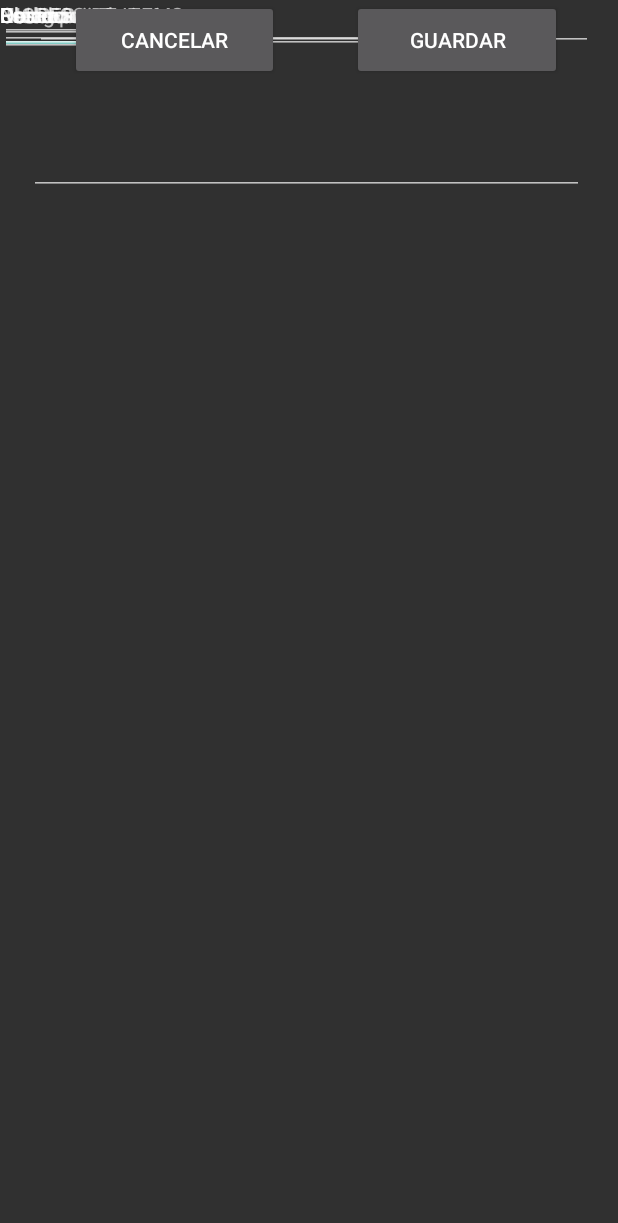
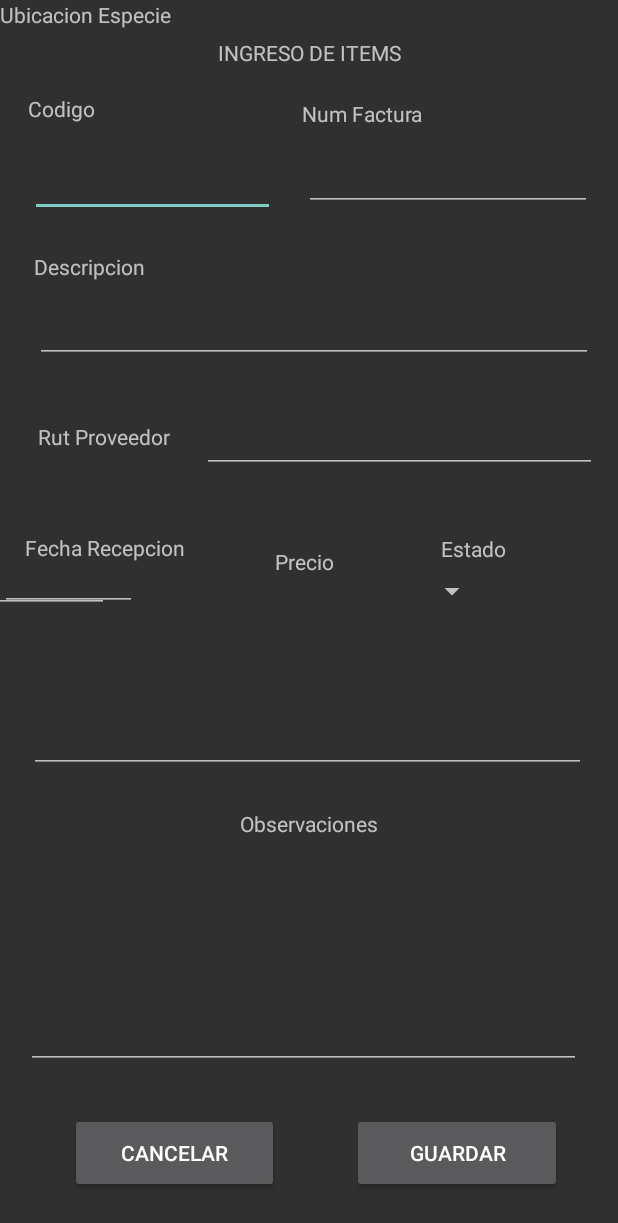
Before and after one commit to JehielMunoz/proyecto-semestral, an Android app: the add_item screen opened directly, with no data from a screen before it, on a phone screen of 412 x 824 dp. Shown: the top 1223 px of the screen. Run offline under Robolectric (Android 15) with nearby library versions, the phone set to English and light mode, and no system bars.

Commit message:
... 07-05 v3

```diff
--- a/app/src/main/res/drawable/btnpress.xml
+++ b/app/src/main/res/drawable/btnpress.xml
@@ -1,4 +1,6 @@
 <?xml version="1.0" encoding="utf-8"?>
 <selector xmlns:android="http://schemas.android.com/apk/res/android">
 
+
+
 </selector>
--- a/app/src/main/res/layout/activity_add_item.xml
+++ b/app/src/main/res/layout/activity_add_item.xml
@@ -4,38 +4,43 @@
     xmlns:tools="http://schemas.android.com/tools"
     android:layout_width="match_parent"
     android:layout_height="match_parent"
+
     tools:context=".add_item">
 
     <TextView
         android:id="@+id/textView3"
         android:layout_width="wrap_content"
         android:layout_height="wrap_content"
+        android:layout_marginTop="25dp"
         android:text="INGRESO DE ITEMS"
-        tools:ignore="MissingConstraints"
-        tools:layout_editor_absoluteX="144dp"
-        tools:layout_editor_absoluteY="16dp" />
+        app:layout_constraintEnd_toEndOf="parent"
+        app:layout_constraintStart_toStartOf="parent"
+        app:layout_constraintTop_toTopOf="parent"
+        tools:ignore="MissingConstraints" />
 
     <Button
         android:id="@+id/btnCancelar"
         android:layout_width="139dp"
         android:layout_height="53dp"
         android:text="Cancelar"
+        app:layout_constraintBottom_toBottomOf="parent"
         app:layout_constraintEnd_toEndOf="parent"
         app:layout_constraintHorizontal_bias="0.172"
         app:layout_constraintStart_toStartOf="parent"
-        tools:ignore="MissingConstraints"
-        tools:layout_editor_absoluteY="651dp" />
+        app:layout_constraintTop_toBottomOf="@+id/observacionIngreso"
+        tools:ignore="MissingConstraints" />
 
     <Button
         android:id="@+id/btnGuardar"
         android:layout_width="140dp"
         android:layout_height="53dp"
         android:text="Guardar"
+        app:layout_constraintBottom_toBottomOf="parent"
         app:layout_constraintEnd_toEndOf="parent"
         app:layout_constraintHorizontal_bias="0.564"
         app:layout_constraintStart_toEndOf="@+id/btnCancelar"
-        tools:ignore="MissingConstraints"
-        tools:layout_editor_absoluteY="651dp" />
+        app:layout_constraintTop_toBottomOf="@+id/observacionIngreso"
+        tools:ignore="MissingConstraints" />
 
     <EditText
         android:id="@+id/codigoItem"
@@ -43,56 +48,79 @@
         android:layout_height="36dp"
         android:ems="10"
         android:inputType="number"
-        tools:ignore="MissingConstraints"
-        tools:layout_editor_absoluteX="16dp"
-        tools:layout_editor_absoluteY="88dp" />
+        app:layout_constraintBottom_toTopOf="@+id/descripItem"
+        app:layout_constraintEnd_toStartOf="@+id/numFactura"
+        app:layout_constraintStart_toStartOf="parent"
+        app:layout_constraintTop_toBottomOf="@+id/textView3"
+        tools:ignore="MissingConstraints" />
 
     <EditText
         android:id="@+id/numFactura"
-        android:layout_width="167dp"
-        android:layout_height="38dp"
+        android:layout_width="192dp"
+        android:layout_height="36dp"
         android:ems="10"
         android:inputType="number"
-        tools:ignore="MissingConstraints"
-        tools:layout_editor_absoluteX="222dp"
-        tools:layout_editor_absoluteY="86dp" />
+        app:layout_constraintBottom_toTopOf="@+id/descripItem"
+        app:layout_constraintEnd_toEndOf="parent"
+        app:layout_constraintHorizontal_bias="0.922"
+        app:layout_constraintStart_toStartOf="parent"
+        app:layout_constraintTop_toBottomOf="@+id/textView5"
+        app:layout_constraintVertical_bias="0.222"
+        tools:ignore="MissingConstraints" />
 
     <TextView
         android:id="@+id/textView5"
         android:layout_width="wrap_content"
         android:layout_height="wrap_content"
         android:text="Num Factura"
-        tools:ignore="MissingConstraints"
-        tools:layout_editor_absoluteX="229dp"
-        tools:layout_editor_absoluteY="60dp" />
+        app:layout_constraintBottom_toTopOf="@+id/textView9"
+        app:layout_constraintEnd_toEndOf="parent"
+        app:layout_constraintHorizontal_bias="0.516"
+        app:layout_constraintStart_toEndOf="@+id/codigoIngresoItem"
+        app:layout_constraintTop_toBottomOf="@+id/textView3"
+        app:layout_constraintVertical_bias="0.07"
+        tools:ignore="MissingConstraints" />
 
     <TextView
-        android:id="@+id/textView4"
+        android:id="@+id/codigoIngresoItem"
         android:layout_width="wrap_content"
         android:layout_height="wrap_content"
+        android:layout_marginTop="16dp"
         android:text="Codigo"
-        tools:ignore="MissingConstraints"
-        tools:layout_editor_absoluteX="16dp"
-        tools:layout_editor_absoluteY="60dp" />
+        app:layout_constraintBottom_toTopOf="@+id/codigoItem"
+        app:layout_constraintEnd_toEndOf="parent"
+        app:layout_constraintHorizontal_bias="0.051"
+        app:layout_constraintStart_toStartOf="parent"
+        app:layout_constraintTop_toBottomOf="@+id/textView3"
+        app:layout_constraintVertical_bias="0.066"
+        tools:ignore="MissingConstraints" />
 
     <TextView
         android:id="@+id/textView7"
         android:layout_width="wrap_content"
         android:layout_height="wrap_content"
         android:text="Rut Proveedor"
-        tools:ignore="MissingConstraints"
-        tools:layout_editor_absoluteX="23dp"
-        tools:layout_editor_absoluteY="244dp" />
+        app:layout_constraintBottom_toTopOf="@+id/textView8"
+        app:layout_constraintEnd_toStartOf="@+id/rutProveedor"
+        app:layout_constraintHorizontal_bias="0.547"
+        app:layout_constraintStart_toStartOf="parent"
+        app:layout_constraintTop_toBottomOf="@+id/descripItem"
+        app:layout_constraintVertical_bias="0.421"
+        tools:ignore="MissingConstraints" />
 
     <EditText
         android:id="@+id/rutProveedor"
-        android:layout_width="272dp"
-        android:layout_height="36dp"
+        android:layout_width="263dp"
+        android:layout_height="31dp"
         android:ems="10"
         android:inputType="numberDecimal"
-        tools:ignore="MissingConstraints"
-        tools:layout_editor_absoluteX="127dp"
-        tools:layout_editor_absoluteY="234dp" />
+        app:layout_constraintBottom_toTopOf="@+id/textView9"
+        app:layout_constraintEnd_toEndOf="parent"
+        app:layout_constraintHorizontal_bias="0.905"
+        app:layout_constraintStart_toStartOf="parent"
+        app:layout_constraintTop_toBottomOf="@+id/descripItem"
+        app:layout_constraintVertical_bias="0.463"
+        tools:ignore="MissingConstraints" />
 
     <EditText
         android:id="@+id/descripItem"
@@ -100,20 +128,25 @@
         android:layout_height="34dp"
         android:ems="10"
         android:inputType="number"
+        app:layout_constraintBottom_toTopOf="@+id/textView9"
         app:layout_constraintEnd_toEndOf="parent"
         app:layout_constraintHorizontal_bias="0.589"
         app:layout_constraintStart_toStartOf="parent"
-        tools:ignore="MissingConstraints"
-        tools:layout_editor_absoluteY="179dp" />
+        app:layout_constraintTop_toBottomOf="@+id/textView5"
+        tools:ignore="MissingConstraints" />
 
     <TextView
         android:id="@+id/textView6"
         android:layout_width="wrap_content"
         android:layout_height="wrap_content"
         android:text="Descripcion"
-        tools:ignore="MissingConstraints"
-        tools:layout_editor_absoluteX="21dp"
-        tools:layout_editor_absoluteY="150dp" />
+        app:layout_constraintBottom_toTopOf="@+id/descripItem"
+        app:layout_constraintEnd_toEndOf="parent"
+        app:layout_constraintHorizontal_bias="0.068"
+        app:layout_constraintStart_toStartOf="parent"
+        app:layout_constraintTop_toBottomOf="@+id/codigoItem"
+        app:layout_constraintVertical_bias="0.533"
+        tools:ignore="MissingConstraints" />
 
     <EditText
         android:id="@+id/observacionIngreso"
@@ -121,30 +154,42 @@
         android:layout_height="130dp"
         android:ems="10"
         android:inputType="text"
+        app:layout_constraintBottom_toBottomOf="parent"
         app:layout_constraintEnd_toEndOf="parent"
-        app:layout_constraintHorizontal_bias="0.463"
+        app:layout_constraintHorizontal_bias="0.414"
         app:layout_constraintStart_toStartOf="parent"
-        tools:ignore="MissingConstraints"
-        tools:layout_editor_absoluteY="511dp" />
+        app:layout_constraintTop_toBottomOf="@+id/precioItem"
+        app:layout_constraintVertical_bias="0.612"
+        tools:ignore="MissingConstraints" />
 
     <TextView
         android:id="@+id/textView11"
         android:layout_width="wrap_content"
         android:layout_height="wrap_content"
         android:text="Observaciones"
-        tools:ignore="MissingConstraints"
-        tools:layout_editor_absoluteX="17dp"
-        tools:layout_editor_absoluteY="480dp" />
+        app:layout_constraintBottom_toTopOf="@+id/observacionIngreso"
+        app:layout_constraintEnd_toEndOf="parent"
+        app:layout_constraintStart_toStartOf="parent"
+        app:layout_constraintTop_toBottomOf="@+id/ubicacionItem"
+        tools:ignore="MissingConstraints" />
 
     <EditText
         android:id="@+id/ubicacionItem"
         android:layout_width="371dp"
         android:layout_height="33dp"
+        android:layout_marginStart="10dp"
+        android:layout_marginLeft="10dp"
+        android:layout_marginEnd="10dp"
+        android:layout_marginRight="10dp"
         android:ems="10"
         android:inputType="text"
         android:text=""
-        tools:layout_editor_absoluteX="19dp"
-        tools:layout_editor_absoluteY="429dp"
+        app:layout_constraintBottom_toTopOf="@+id/observacionIngreso"
+        app:layout_constraintEnd_toEndOf="parent"
+        app:layout_constraintHorizontal_bias="0.45"
+        app:layout_constraintStart_toStartOf="parent"
+        app:layout_constraintTop_toBottomOf="@+id/precioItem"
+        app:layout_constraintVertical_bias="0.526"
         tools:ignore="MissingConstraints" />
 
     <TextView
@@ -153,18 +198,69 @@
         android:layout_height="wrap_content"
         android:text="Ubicacion Especie"
         tools:ignore="MissingConstraints"
-        tools:layout_editor_absoluteX="19dp"
-        tools:layout_editor_absoluteY="396dp" />
+        tools:layout_editor_absoluteX="20dp"
+        tools:layout_editor_absoluteY="415dp" />
 
     <EditText
         android:id="@+id/fechaRecepcion"
         android:layout_width="129dp"
         android:layout_height="29dp"
+        android:layout_marginTop="64dp"
         android:ems="10"
         android:inputType="datetime"
         android:text=""
-        tools:layout_editor_absoluteX="19dp"
-        tools:layout_editor_absoluteY="333dp"
+        app:layout_constraintEnd_toStartOf="@+id/precioItem"
+        app:layout_constraintHorizontal_bias="0.441"
+        app:layout_constraintStart_toStartOf="parent"
+        app:layout_constraintTop_toBottomOf="@+id/rutProveedor"
+        tools:ignore="MissingConstraints" />
+
+    <Spinner
+        android:id="@+id/estado_spinner"
+        android:layout_width="120dp"
+        android:layout_height="30dp"
+        android:layout_marginTop="64dp"
+        app:layout_constraintEnd_toEndOf="parent"
+        app:layout_constraintHorizontal_bias="0.567"
+        app:layout_constraintStart_toEndOf="@+id/precioItem"
+        app:layout_constraintTop_toBottomOf="@+id/rutProveedor"
+        tools:ignore="MissingConstraints" />
+
+    <EditText
+        android:id="@+id/precioItem"
+        android:layout_width="91dp"
+        android:layout_height="28dp"
+        android:layout_marginTop="64dp"
+        android:ems="10"
+        android:inputType="numberDecimal"
+        app:layout_constraintTop_toBottomOf="@+id/rutProveedor"
+        tools:ignore="MissingConstraints"
+        tools:layout_editor_absoluteX="163dp" />
+
+    <TextView
+        android:id="@+id/textView10"
+        android:layout_width="wrap_content"
+        android:layout_height="wrap_content"
+        android:text="Estado"
+        app:layout_constraintBottom_toTopOf="@+id/estado_spinner"
+        app:layout_constraintEnd_toEndOf="parent"
+        app:layout_constraintHorizontal_bias="0.798"
+        app:layout_constraintStart_toStartOf="parent"
+        app:layout_constraintTop_toBottomOf="@+id/rutProveedor"
+        app:layout_constraintVertical_bias="0.911"
+        tools:ignore="MissingConstraints" />
+
+    <TextView
+        android:id="@+id/textView8"
+        android:layout_width="wrap_content"
+        android:layout_height="wrap_content"
+        android:text="Fecha Recepcion"
+        app:layout_constraintBottom_toBottomOf="@+id/fechaRecepcion"
+        app:layout_constraintEnd_toStartOf="@+id/textView10"
+        app:layout_constraintHorizontal_bias="0.09"
+        app:layout_constraintStart_toStartOf="parent"
+        app:layout_constraintTop_toBottomOf="@+id/rutProveedor"
+        app:layout_constraintVertical_bias="0.54"
         tools:ignore="MissingConstraints" />
 
     <TextView
@@ -172,44 +268,12 @@
         android:layout_width="wrap_content"
         android:layout_height="wrap_content"
         android:text="Precio"
-        tools:ignore="MissingConstraints"
-        tools:layout_editor_absoluteX="157dp"
-        tools:layout_editor_absoluteY="306dp" />
-
-    <Spinner
-        android:id="@+id/estado_spinner"
-        android:layout_width="120dp"
-        android:layout_height="30dp"
-        tools:layout_editor_absoluteX="275dp"
-        tools:layout_editor_absoluteY="333dp"
+        app:layout_constraintBottom_toBottomOf="parent"
+        app:layout_constraintEnd_toStartOf="@+id/textView10"
+        app:layout_constraintHorizontal_bias="0.458"
+        app:layout_constraintStart_toEndOf="@+id/textView8"
+        app:layout_constraintTop_toTopOf="parent"
+        app:layout_constraintVertical_bias="0.453"
         tools:ignore="MissingConstraints" />
 
-    <TextView
-        android:id="@+id/textView10"
-        android:layout_width="wrap_content"
-        android:layout_height="wrap_content"
-        android:text="Estado"
-        tools:ignore="MissingConstraints"
-        tools:layout_editor_absoluteX="290dp"
-        tools:layout_editor_absoluteY="306dp" />
-
-    <TextView
-        android:id="@+id/textView8"
-        android:layout_width="wrap_content"
-        android:layout_height="wrap_content"
-        android:text="Fecha Recepcion"
-        tools:ignore="MissingConstraints"
-        tools:layout_editor_absoluteX="21dp"
-        tools:layout_editor_absoluteY="306dp" />
-
-    <EditText
-        android:id="@+id/precioItem"
-        android:layout_width="91dp"
-        android:layout_height="28dp"
-        android:ems="10"
-        android:inputType="numberDecimal"
-        tools:ignore="MissingConstraints"
-        tools:layout_editor_absoluteX="163dp"
-        tools:layout_editor_absoluteY="333dp" />
-
 </androidx.constraintlayout.widget.ConstraintLayout>
```
